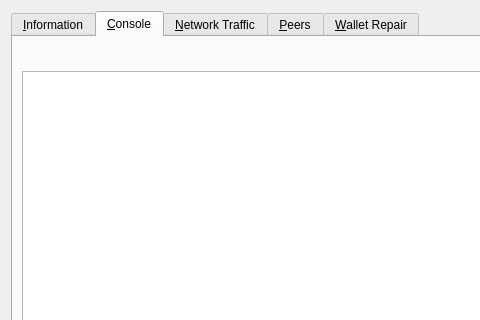
xdustinface/dash, file src/qt/forms/debugwindow.ui: the form before one commit; both pictures show x 0 to 480 and y 0 to 320 of the 769 by 485 pixel window.
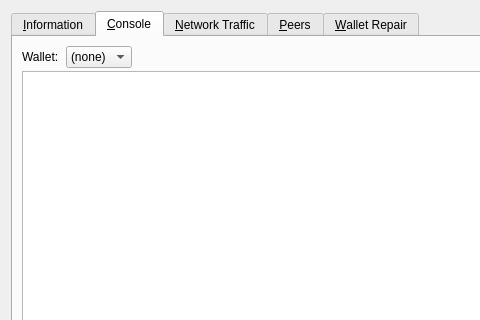
The form after the commit. The open tabs and pages were chosen to show the change. Icons and pictures are not drawn. Custom widgets are drawn as their Qt base class.

```diff
--- a/src/qt/forms/debugwindow.ui
+++ b/src/qt/forms/debugwindow.ui
@@ -434,6 +434,22 @@
          <property name="spacing">
           <number>4</number>
          </property>
+         <item>
+          <widget class="QLabel" name="WalletSelectorLabel">
+           <property name="text">
+            <string>Wallet: </string>
+           </property>
+          </widget>
+         </item>
+         <item>
+          <widget class="QComboBox" name="WalletSelector">
+           <item>
+            <property name="text">
+             <string>(none)</string>
+            </property>
+           </item>
+          </widget>
+         </item>
          <item>
           <spacer name="horizontalSpacer">
            <property name="orientation">
```
